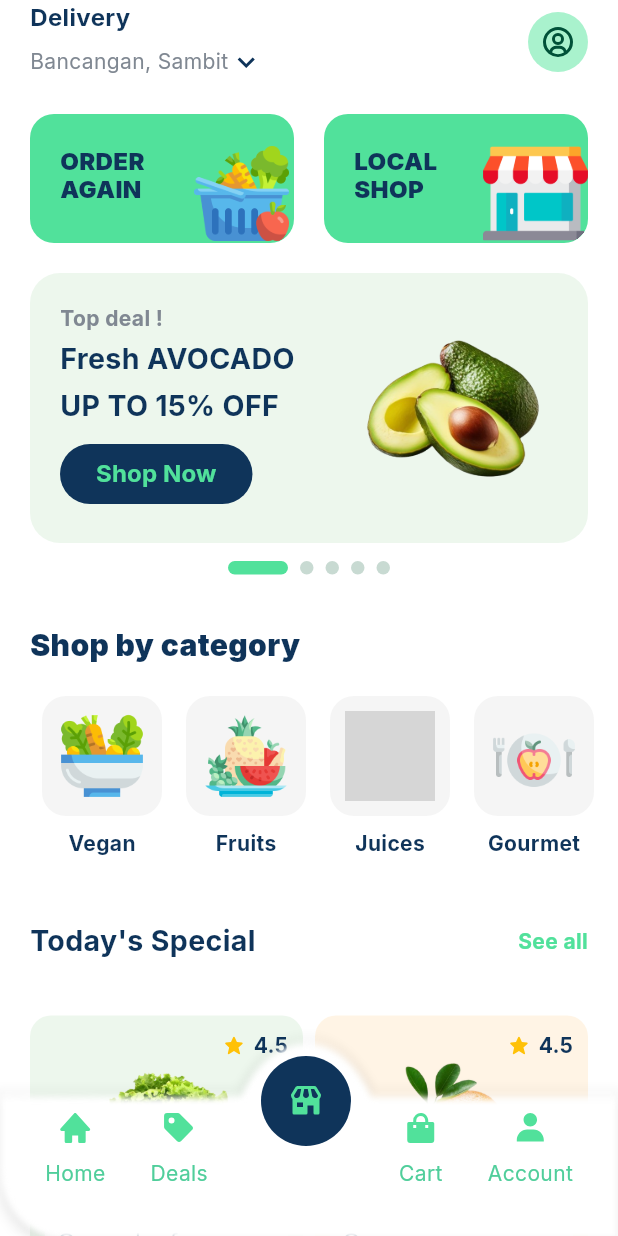
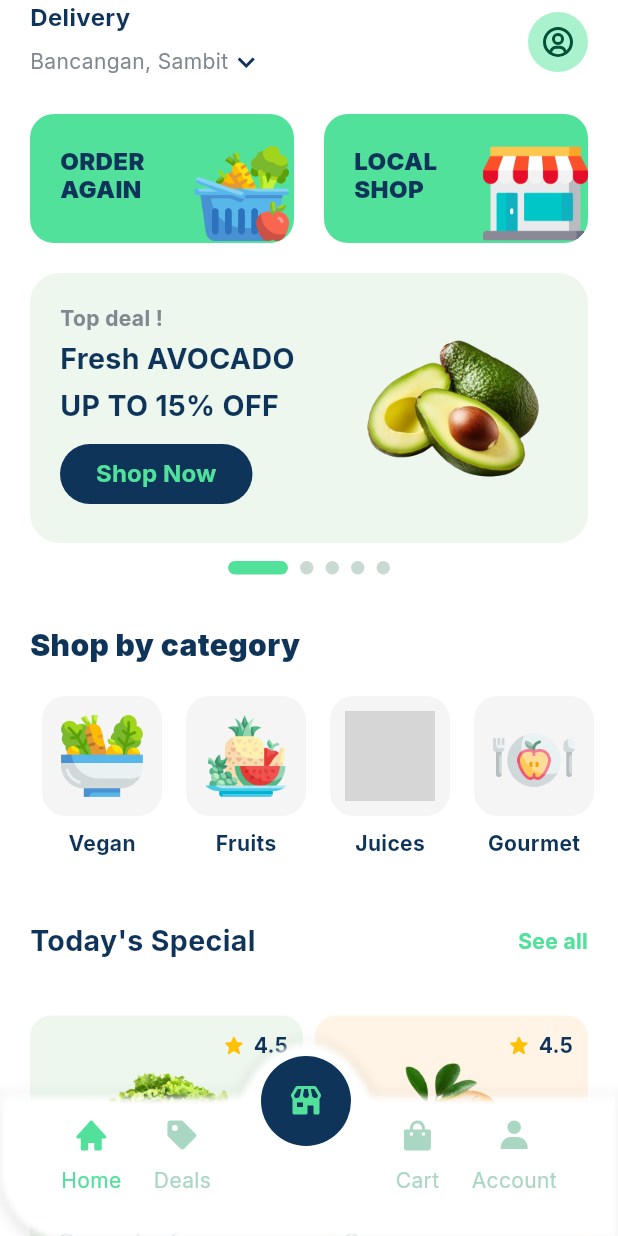
Before and after one commit to CristovoXDGM/bento_challange, a Flutter app: the screen it shows after launch, on a phone screen of 412 x 824 dp. Run offline on Flutter 3.47's test engine with Material 3 defaults, Android fonts, the phone set to English and light mode, and no system bars; drawn by our look-alikes of flutter_animate; our stand-ins replace boxicons, go_router; grey boxes are pictures that could not be loaded.

Commit message:
refactor: add component nav item for custom nav bar

```diff
--- a/lib/shared/widgets/custom_bottom_nav_bar.dart
+++ b/lib/shared/widgets/custom_bottom_nav_bar.dart
@@ -5,6 +5,7 @@ import 'package:boxicons/boxicons.dart';
 import 'package:flutter/material.dart';
 
 import 'custom_cliper_nav_bar.dart';
+import 'custom_nav_item.dart';
 
 class CustomBottomNavBar extends StatefulWidget {
   const CustomBottomNavBar({super.key});
@@ -16,12 +17,6 @@ class CustomBottomNavBar extends StatefulWidget {
 class _CustomBottomNavBarState extends State<CustomBottomNavBar> {
   @override
   Widget build(BuildContext context) {
-    var textStyle = TextStyle(
-      color: AppColors.primary,
-      fontFamily: "Inter",
-    );
-    var iconColor = AppColors.primaryActive;
-
     return SizedBox(
       child: Stack(
         clipBehavior: Clip.none,
@@ -39,93 +34,35 @@ class _CustomBottomNavBarState extends State<CustomBottomNavBar> {
           SizedBox(
             height: 120,
             child: Padding(
-              padding: const EdgeInsets.only(right: 30, left: 30, top: 20),
+              padding: const EdgeInsets.only(right: 30, left: 30, top: 30),
               child: Row(
                 mainAxisSize: MainAxisSize.max,
+                mainAxisAlignment: MainAxisAlignment.spaceAround,
                 crossAxisAlignment: CrossAxisAlignment.center,
                 children: [
-                  GestureDetector(
-                    child: Column(
-                      mainAxisAlignment: MainAxisAlignment.center,
-                      crossAxisAlignment: CrossAxisAlignment.center,
-                      children: [
-                        Icon(
-                          Boxicons.bxs_home,
-                          color: iconColor,
-                        ),
-                        const SizedBox(
-                          height: 8,
-                        ),
-                        Text(
-                          "Home",
-                          style: textStyle,
-                        )
-                      ],
-                    ),
+                  CustomNavItem(
+                    onTap: () {},
+                    title: "Home",
+                    icon: Boxicons.bxs_home,
+                    selected: true,
+                  ),
+                  CustomNavItem(
+                    onTap: () {},
+                    title: "Deals",
+                    icon: Boxicons.bxs_purchase_tag,
                   ),
                   const SizedBox(
-                    width: 30,
+                    width: 80,
                   ),
-                  GestureDetector(
-                    child: Column(
-                      mainAxisAlignment: MainAxisAlignment.center,
-                      crossAxisAlignment: CrossAxisAlignment.center,
-                      children: [
-                        Icon(
-                          Boxicons.bxs_purchase_tag,
-                          color: iconColor,
-                        ),
-                        const SizedBox(
-                          height: 8,
-                        ),
-                        Text(
-                          "Deals",
-                          style: textStyle,
-                        )
-                      ],
-                    ),
+                  CustomNavItem(
+                    onTap: () {},
+                    title: "Cart",
+                    icon: Boxicons.bxs_shopping_bag,
                   ),
-                  const Spacer(),
-                  GestureDetector(
-                    child: Column(
-                      mainAxisAlignment: MainAxisAlignment.center,
-                      crossAxisAlignment: CrossAxisAlignment.center,
-                      children: [
-                        Icon(
-                          Boxicons.bxs_shopping_bag,
-                          color: iconColor,
-                        ),
-                        const SizedBox(
-                          height: 8,
-                        ),
-                        Text(
-                          "Cart",
-                          style: textStyle,
-                        )
-                      ],
-                    ),
-                  ),
-                  const SizedBox(
-                    width: 30,
-                  ),
-                  GestureDetector(
-                    child: Column(
-                      mainAxisAlignment: MainAxisAlignment.center,
-                      crossAxisAlignment: CrossAxisAlignment.center,
-                      children: [
-                        Icon(
-                          Boxicons.bxs_user,
-                          color: iconColor,
-                        ),
-                        const SizedBox(
-                          height: 8,
-                        ),
-                        Text(
-                          "Account",
-                          style: textStyle,
-                        )
-                      ],
-                    ),
+                  CustomNavItem(
+                    onTap: () {},
+                    title: "Account",
+                    icon: Boxicons.bxs_user,
                   ),
                 ],
               ),
--- /dev/null
+++ b/lib/shared/widgets/custom_nav_item.dart
@@ -0,0 +1,45 @@
+import 'package:flutter/material.dart';
+
+import '../constants/app_colors.dart';
+
+class CustomNavItem extends StatelessWidget {
+  const CustomNavItem(
+      {super.key,
+      this.selected = false,
+      required this.title,
+      required this.icon,
+      required this.onTap});
+
+  final String title;
+  final IconData icon;
+  final bool selected;
+  final Function() onTap;
+
+  @override
+  Widget build(BuildContext context) {
+    var iconColor = selected ? AppColors.primaryActive : AppColors.primaryUnselected;
+    return GestureDetector(
+      onTap: onTap,
+      child: Column(
+        mainAxisAlignment: MainAxisAlignment.center,
+        crossAxisAlignment: CrossAxisAlignment.center,
+        children: [
+          Icon(
+            icon,
+            color: iconColor,
+          ),
+          const SizedBox(
+            height: 8,
+          ),
+          Text(
+            title,
+            style: TextStyle(
+              color: iconColor,
+              fontFamily: "Inter",
+            ),
+          )
+        ],
+      ),
+    );
+  }
+}
```
